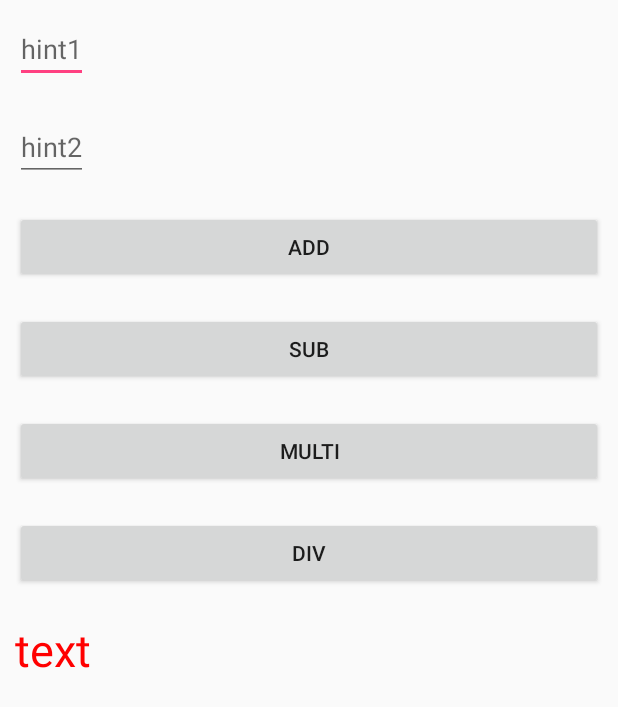
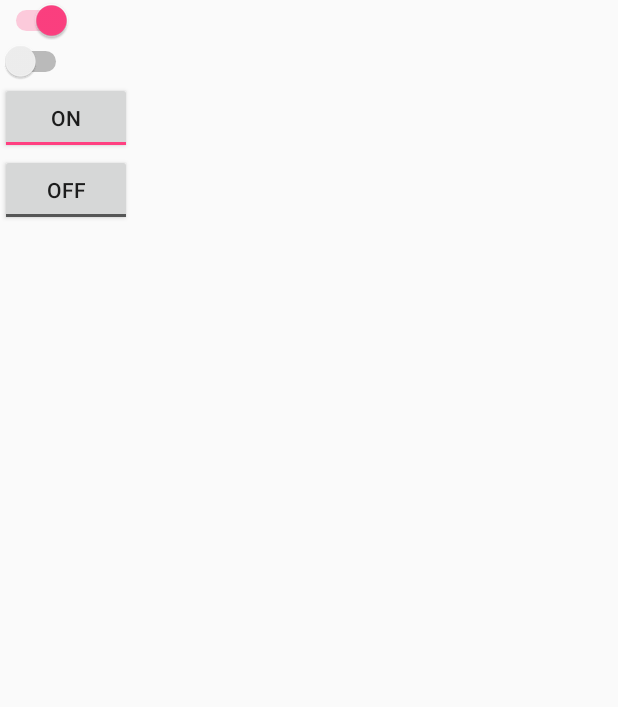
Before and after one commit to nicejwjin/hot_fixed, an Android app: the screen it shows after launch (MainActivity), on a phone screen of 412 x 824 dp. Shown: the top 707 px of the screen. Run offline under Robolectric (Android 15) with nearby library versions, the phone set to English and light mode, and no system bars.

Commit message:
switch & toggle button

```diff
--- a/app/src/main/java/com/httpmeteorstartup/hot/MainActivity.java
+++ b/app/src/main/java/com/httpmeteorstartup/hot/MainActivity.java
@@ -2,8 +2,6 @@ package com.httpmeteorstartup.hot;
 
 import android.app.Activity;
 import android.os.Bundle;
-import android.view.MotionEvent;
-import android.view.View;
 import android.widget.Button;
 import android.widget.EditText;
 import android.widget.TextView;
@@ -19,58 +17,6 @@ public class MainActivity extends Activity {
     public void onCreate(Bundle savedInstanceState) {
         super.onCreate(savedInstanceState);
         setContentView(R.layout.activity_main);
-        setTitle("ÃÊ°£´Ü °è»ê±â");
-
-        edit1 = (EditText) findViewById(R.id.Edit1);
-        edit2 = (EditText) findViewById(R.id.Edit2);
-
-        btnAdd = (Button) findViewById(R.id.BtnAdd);
-        btnSub = (Button) findViewById(R.id.BtnSub);
-        btnMul = (Button) findViewById(R.id.BtnMul);
-        btnDiv = (Button) findViewById(R.id.BtnDiv);
-
-        textResult = (TextView) findViewById(R.id.TextResult);
-
-        btnAdd.setOnTouchListener(new View.OnTouchListener() {
-            public boolean onTouch(View arg0, MotionEvent arg1) {
-                num1 = edit1.getText().toString();
-                num2 = edit2.getText().toString();
-                result = Integer.parseInt(num1) + Integer.parseInt(num2);
-                textResult.setText("result : " + result.toString());
-                return false;
-            }
-        });
-
-        btnSub.setOnTouchListener(new View.OnTouchListener() {
-            public boolean onTouch(View arg0, MotionEvent arg1) {
-                num1 = edit1.getText().toString();
-                num2 = edit2.getText().toString();
-                result = Integer.parseInt(num1) - Integer.parseInt(num2);
-                textResult.setText("result : " + result.toString());
-                return false;
-            }
-        });
-
-        btnMul.setOnTouchListener(new View.OnTouchListener() {
-            public boolean onTouch(View arg0, MotionEvent arg1) {
-                num1 = edit1.getText().toString();
-                num2 = edit2.getText().toString();
-                result = Integer.parseInt(num1) * Integer.parseInt(num2);
-                textResult.setText("result : " + result.toString());
-                return false;
-            }
-        });
-
-        btnDiv.setOnTouchListener(new View.OnTouchListener() {
-            public boolean onTouch(View arg0, MotionEvent arg1) {
-                num1 = edit1.getText().toString();
-                num2 = edit2.getText().toString();
-                result = Integer.parseInt(num1) / Integer.parseInt(num2);
-                textResult.setText("result : " + result.toString());
-                return false;
-            }
-        });
-
     }
 
 }
--- a/app/src/main/res/layout/activity_main.xml
+++ b/app/src/main/res/layout/activity_main.xml
@@ -4,55 +4,24 @@
     android:layout_height="fill_parent"
     android:orientation="vertical" >
 
-    <EditText
-        android:id="@+id/Edit1"
+    <Switch
         android:layout_width="wrap_content"
         android:layout_height="wrap_content"
-        android:layout_margin="10dp"
-        android:hint="hint1" />
+        android:checked="true" />
 
-    <EditText
-        android:id="@+id/Edit2"
+    <Switch
         android:layout_width="wrap_content"
         android:layout_height="wrap_content"
-        android:layout_margin="10dp"
-        android:hint="hint2" />
+        android:checked="false" />
 
-    <Button
-        android:id="@+id/BtnAdd"
-        android:layout_width="match_parent"
-        android:layout_height="wrap_content"
-        android:layout_margin="10dp"
-        android:text="Add" />
-
-    <Button
-        android:id="@+id/BtnSub"
-        android:layout_width="match_parent"
-        android:layout_height="wrap_content"
-        android:layout_margin="10dp"
-        android:text="Sub" />
-
-    <Button
-        android:id="@+id/BtnMul"
-        android:layout_width="match_parent"
-        android:layout_height="wrap_content"
-        android:layout_margin="10dp"
-        android:text="Multi" />
-
-    <Button
-        android:id="@+id/BtnDiv"
-        android:layout_width="match_parent"
-        android:layout_height="wrap_content"
-        android:layout_margin="10dp"
-        android:text="Div" />
-
-    <TextView
-        android:id="@+id/TextResult"
+    <ToggleButton
         android:layout_width="wrap_content"
         android:layout_height="wrap_content"
-        android:layout_margin="10dp"
-        android:text="text"
-        android:textColor="#FF0000"
-        android:textSize="30dp" />
+        android:checked="true" />
+
+    <ToggleButton
+        android:layout_width="wrap_content"
+        android:layout_height="wrap_content"
+        android:checked="false" />
 
 </LinearLayout>
```
